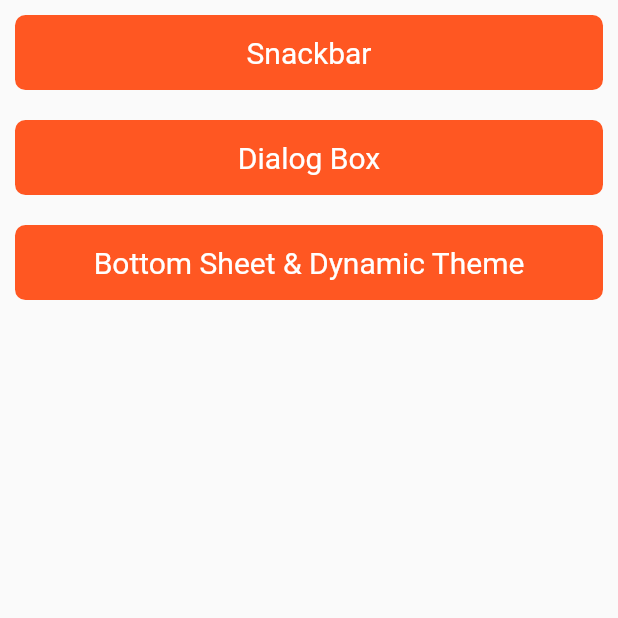
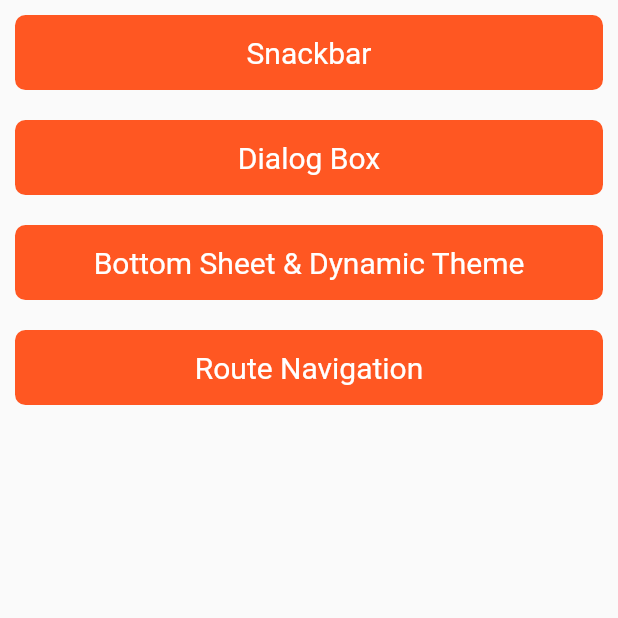
Before and after one commit to vedintech007/getX-beginner-to-advance-level, a Flutter app: the screen it shows after launch, on a phone screen of 412 x 824 dp, the top half of it. Run offline on Flutter 3.47's test engine with Material 2 defaults, Android fonts, the phone set to English and light mode, and no system bars; our stand-ins replace get.

Commit message:
Explored route navigation features

```diff
--- /dev/null
+++ b/lib/004-route-navigation/route_navigation.dart
@@ -0,0 +1,38 @@
+import 'package:flutter/material.dart';
+import 'package:get/get.dart';
+import 'package:mastering_getx/004-route-navigation/pages/page1.dart';
+import 'package:mastering_getx/004-route-navigation/pages/page2.dart';
+import 'package:mastering_getx/components/custom_button.dart';
+
+class RouteNavigation extends StatelessWidget {
+  const RouteNavigation({super.key});
+
+  @override
+  Widget build(BuildContext context) {
+    return CustomButton(
+      btnText: "Route Navigation",
+      press: () {
+        // Get.to(
+        //   () => const Page1(),
+        //   /* best for notification pages */
+        //   // fullscreenDialog: true,
+        //   transition: Transition.zoom,
+        //   // duration: const Duration(milliseconds: 4000),
+        //   // curve: Curves.bounceInOut,
+        // );
+
+        /* Go to next screen and give no option to go back */
+        // Get.off(() => const Page1());
+
+        /* Go to next screen and cancel all previous routes */
+        // Get.offAll(() => const Page1());
+
+        /* Go to next screen with some data */
+        Get.to(
+          () => Page1(),
+          arguments: "// VED // ",
+        );
+      },
+    );
+  }
+}
--- a/lib/components/custom_button.dart
+++ b/lib/components/custom_button.dart
@@ -1,14 +1,16 @@
 import 'package:flutter/material.dart';
 
 class CustomButton extends StatelessWidget {
-  const CustomButton({
+  CustomButton({
     Key? key,
     required this.press,
     required this.btnText,
+    this.btnColor,
   }) : super(key: key);
 
   final Function press;
   final String btnText;
+  Color? btnColor;
 
   @override
   Widget build(BuildContext context) {
@@ -22,7 +24,7 @@ class CustomButton extends StatelessWidget {
         height: 50,
         decoration: BoxDecoration(
           borderRadius: BorderRadius.circular(7),
-          color: Colors.deepOrange,
+          color: btnColor ?? Colors.deepOrange,
         ),
         child: Center(
           child: Text(
--- a/lib/home_page/home_page.dart
+++ b/lib/home_page/home_page.dart
@@ -2,6 +2,7 @@ import 'package:flutter/material.dart';
 import 'package:mastering_getx/001-snackbar/custom_snackbar.dart';
 import 'package:mastering_getx/002-dialog/custom_dialog.dart';
 import 'package:mastering_getx/003-bottom-sheet-dynamic-theme/buttom_sheet_dynamic_theme.dart';
+import 'package:mastering_getx/004-route-navigation/route_navigation.dart';
 
 class HomePage extends StatelessWidget {
   const HomePage({super.key});
@@ -21,6 +22,9 @@ class HomePage extends StatelessWidget {
 
             // botttom sheet & dymnamic theme
             BottomSheetDynamicTheme(),
+
+            // route navigation
+            RouteNavigation(),
           ],
         ),
       ),
```
Also changed, not shown: lib/004-route-navigation/pages/page1.dart (added, +50 -0 lines), lib/004-route-navigation/pages/page2.dart (added, +34 -0 lines), 1 other file.
